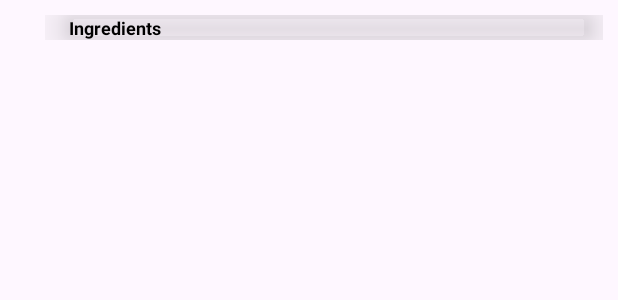
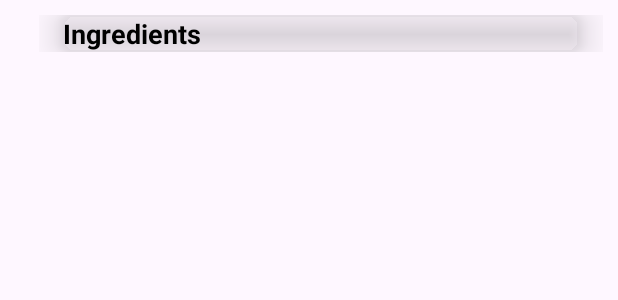
Before and after one commit to DilanSandaruwan/recipes-app, an Android app: the layout ingredients_list_item.xml on its own in the app's theme, with its tools: preview values and no code run, on a phone screen of 412 x 824 dp. Shown: the top 300 px of the screen. Run offline under Robolectric (Android 15) with nearby library versions, the phone set to English and light mode, and no system bars; network calls fail.

Commit message:
code clean up

```diff
--- a/app/src/main/java/com/gtp01/group01/android/recipesmobileapp/constant/ConstantNetworkService.kt
+++ b/app/src/main/java/com/gtp01/group01/android/recipesmobileapp/constant/ConstantNetworkService.kt
@@ -6,7 +6,7 @@ object ConstantNetworkService {
     /**
      * The base URL of the application's API. This URL is used to make network requests.
      */
-    const val  BASE_URL= "http://ec2-52-207-150-55.compute-1.amazonaws.com:5000"
+    const val  BASE_URL= "http://ec2-54-234-237-74.compute-1.amazonaws.com:5000"
     /**
      * Endpoint for user authorization-related save new user API requests.
      */
--- a/app/src/main/java/com/gtp01/group01/android/recipesmobileapp/feature/view_recipe/recipe_details/ViewRecipe.kt
+++ b/app/src/main/java/com/gtp01/group01/android/recipesmobileapp/feature/view_recipe/recipe_details/ViewRecipe.kt
@@ -59,9 +59,6 @@ class ViewRecipe : Fragment() {
 
         binding.appBar.setExpanded(true, true)
         binding.collapsingToolbarLayout.apply {
-            title = "$idrecipe"
-
-
 
             setCollapsedTitleTextColor(Color.WHITE)
             setExpandedTitleColor(Color.WHITE)
@@ -116,7 +113,7 @@ class ViewRecipe : Fragment() {
                             // Access user's full name
                             val userName = recipe.owner.fullName
                             val formattedLikes = "Likes: $likes"
-                            val formattedTime = "Time: $time"
+                            val formattedTime = "Time: $time min"
                             binding.tvLikeCount.text = formattedLikes
                             binding.tvRecipeName.text = recipe_name
                             binding.carbsTextView.text = formattedCarbs
--- a/app/src/main/res/layout/ingredients_list_item.xml
+++ b/app/src/main/res/layout/ingredients_list_item.xml
@@ -3,7 +3,7 @@
     xmlns:app="http://schemas.android.com/apk/res-auto"
     android:layout_width="match_parent"
     android:layout_height="wrap_content"
-    android:layout_marginStart="20dp"
+    android:layout_marginStart="16dp"
     android:layout_marginBottom="15dp"
     android:gravity="center_vertical"
     android:padding="10dp">
@@ -14,9 +14,9 @@
         android:layout_height="wrap_content"
         app:cardBackgroundColor="#00000000"
         android:layout_marginStart="16dp"
-        android:layout_marginEnd="10dp"
-        app:cardCornerRadius="5dp"
-        app:cardElevation="20dp">
+        android:layout_marginEnd="16dp"
+        app:cardCornerRadius="8dp"
+        app:cardElevation="15dp">
 
 
             <LinearLayout
@@ -26,12 +26,12 @@
 
                 <TextView
                     android:id="@+id/tvIngriedents"
-                    android:layout_width="wrap_content"
+                    android:layout_width="0dp"
                     android:layout_height="wrap_content"
                     android:layout_weight="1"
                     android:text="Ingredients"
                     android:textColor="@color/black"
-                    android:textSize="12sp"
+                    android:textSize="18sp"
                     android:textStyle="bold" />
 
             </LinearLayout>
--- a/app/src/main/res/layout/tab_title.xml
+++ b/app/src/main/res/layout/tab_title.xml
@@ -8,4 +8,5 @@
     android:padding="@dimen/_16sdp"
     android:background="@drawable/tab_background_selecter"
     android:textColor="@color/tab_text_selector"
+    android:textStyle="bold"
     tools:text="Title"/>
```
Also changed, not shown: app/src/main/res/layout/instructions_list_item.xml (+6 -6 lines).
